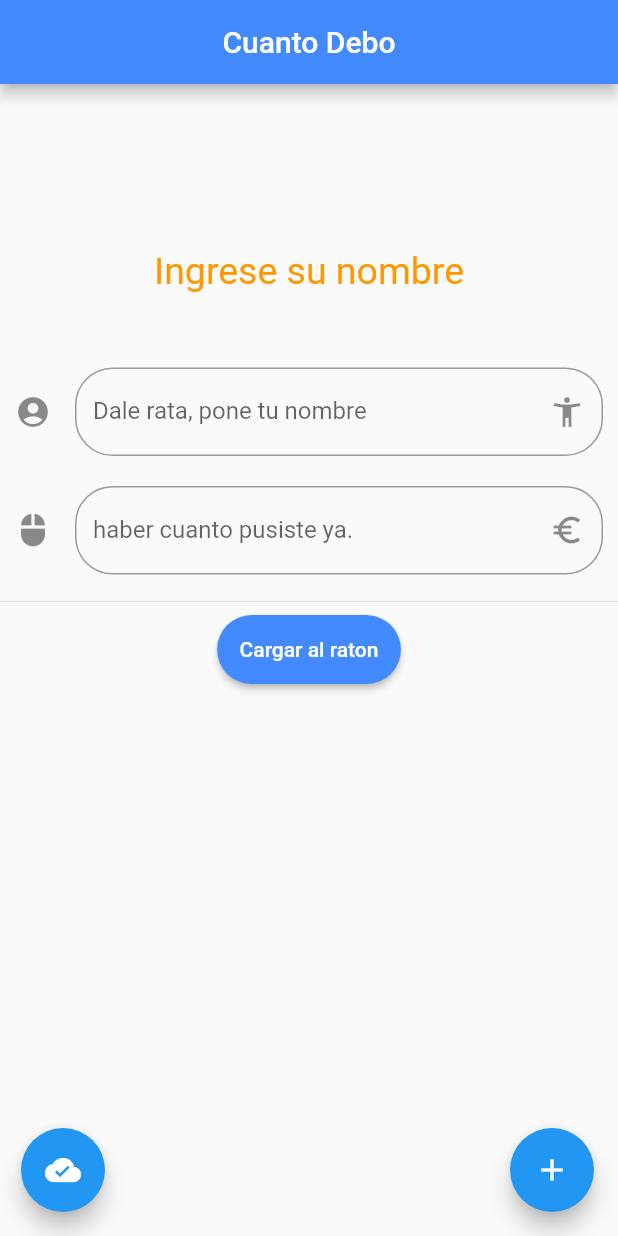
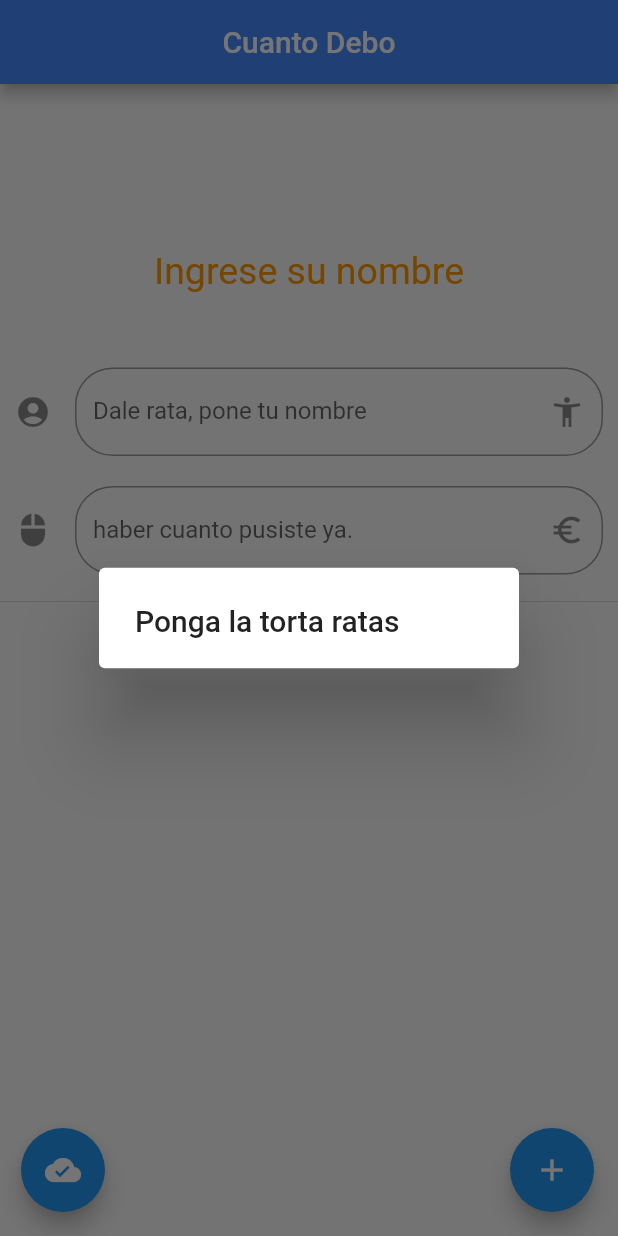
Before and after one commit to MaxiMaidana/cuantodebo3, a Flutter app: the screen it shows after launch, after a tap on the "cloud done" icon, on a phone screen of 412 x 824 dp. Run offline on Flutter 3.47's test engine with Material 2 defaults, Android fonts, the phone set to English and light mode, and no system bars; Roboto replaces fonts that are missing (Poppins).

```diff
--- a/lib/main.dart
+++ b/lib/main.dart
@@ -1,4 +1,17 @@
 import 'package:cuantodebo/page/home_page.dart';
 import 'package:flutter/material.dart';
 
-void main() => runApp(HomePage());
+import 'page/home_page.dart';
+
+void main() => runApp(MyApp());
+
+class MyApp extends StatelessWidget {
+  @override
+  Widget build(BuildContext context) {
+    return MaterialApp(
+      title: 'Cuanto Debo',
+      debugShowCheckedModeBanner: false,
+      home: HomePage(),
+    );
+  }
+}
--- a/lib/page/home_page.dart
+++ b/lib/page/home_page.dart
@@ -10,12 +10,8 @@ class HomePage extends StatefulWidget {
 class _HomePage extends State<HomePage> {
 
   int _monto = 0;
-  int _contador = 0;
   String _nombre = '';
   Map<String,int> _personasMap = {};
-  List<String> _lista1;
-  List<int> _lista2;
-  List _lista3;
   final myController = TextEditingController();
   final myControllerInt = TextEditingController();
 
@@ -30,9 +26,7 @@ class _HomePage extends State<HomePage> {
   @override
   Widget build(BuildContext context) {
     // TODO: implement build
-    return MaterialApp(
-      debugShowCheckedModeBanner: false,
-      home: Scaffold(
+    return Scaffold(
         appBar: AppBar(
           title: Text('Cuanto Debo'),
           centerTitle: true,
@@ -64,12 +58,11 @@ class _HomePage extends State<HomePage> {
                 )
               ),
            Divider(),
-           botonDeEnviar()
+           //botonDeEnviar()
           ]
         ),
         floatingActionButton: botones(),
-      )
-    );
+      );
   }
 
 
@@ -80,15 +73,14 @@ class _HomePage extends State<HomePage> {
         SizedBox(width: 30),
         FloatingActionButton(
             onPressed: (){
-              _lista1.add(_nombre);
-              _lista2.add(_monto);
+              return _mostrarAlerta(context);
             },
             child: Icon(Icons.cloud_done)
         ),
         Expanded(child: SizedBox()),
         FloatingActionButton(
             onPressed: (){
-              return _mostrarAlerta(context);
+              _personasMap.addAll({_nombre : _monto});
             },
             child: Icon(Icons.add)
         )
@@ -100,6 +92,11 @@ class _HomePage extends State<HomePage> {
     showDialog(
       context: context,
       barrierDismissible: true,
+      builder: (BuildContext context){
+        return AlertDialog(
+          title: Text('Ponga la torta ratas'),
+        );
+      }
 
 
     );
```
